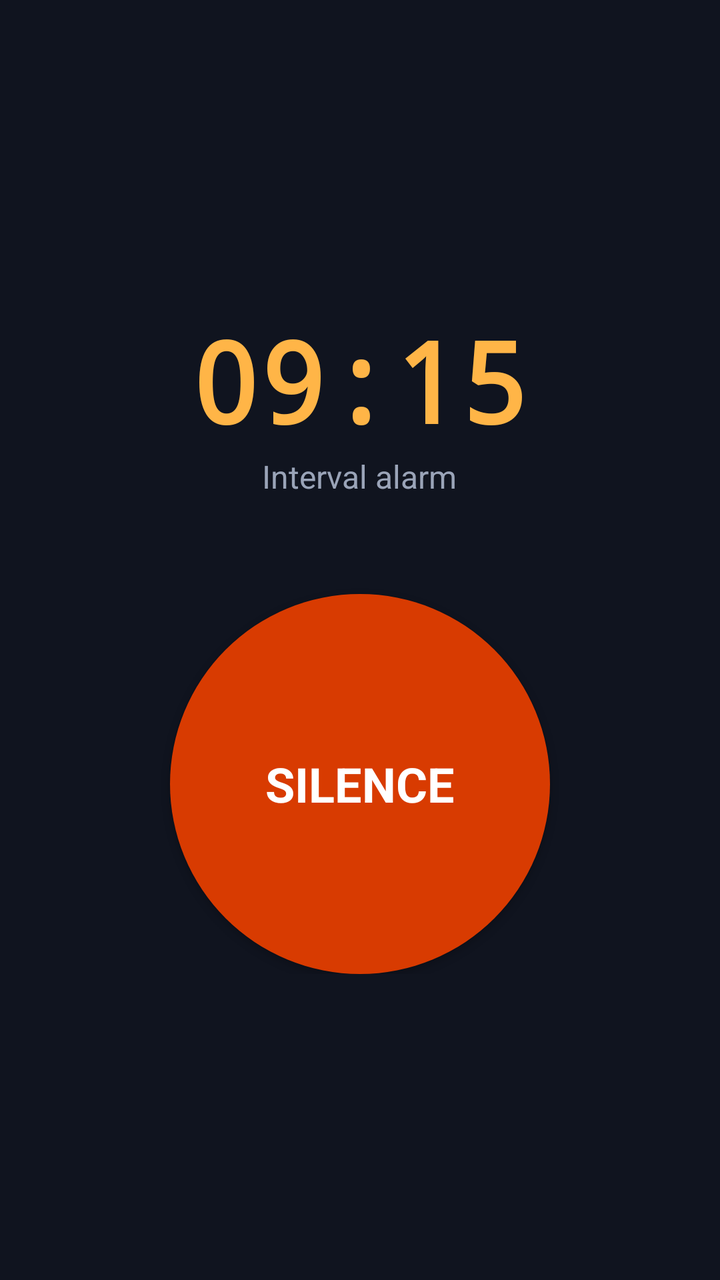
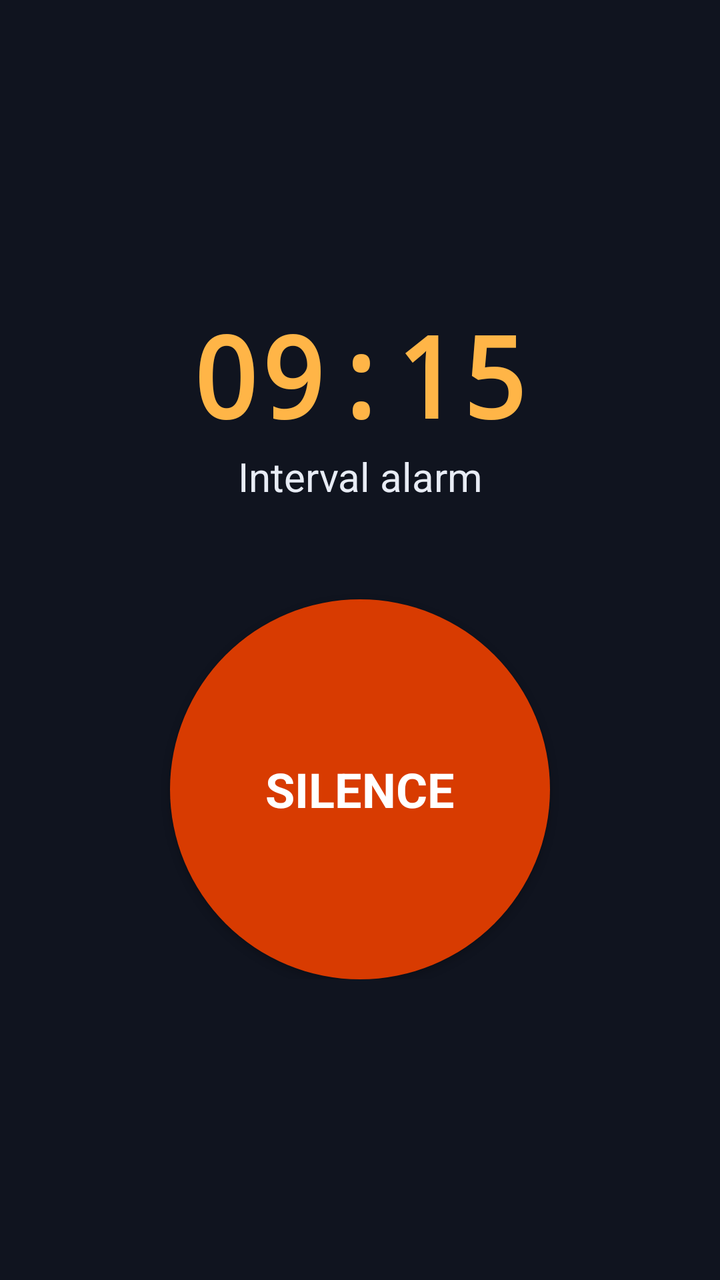

Screens rendered from an Android XML layout before and after an edit, with the pre-edit source and the edit as a unified diff.
<!-- AndroidManifest.xml: application theme Theme.IntervalAlarm -->
<!-- res/layout/activity_alarm.xml -->
<?xml version="1.0" encoding="utf-8"?>
<FrameLayout xmlns:android="http://schemas.android.com/apk/res/android"
    android:layout_width="match_parent"
    android:layout_height="match_parent"
    android:background="#10141F">

    <LinearLayout
        android:layout_width="match_parent"
        android:layout_height="wrap_content"
        android:layout_gravity="center"
        android:orientation="vertical"
        android:gravity="center">

        <TextView
            android:id="@+id/alarmTime"
            android:layout_width="wrap_content"
            android:layout_height="wrap_content"
            android:textSize="56sp"
            android:textStyle="bold"
            android:fontFamily="monospace"
            android:textColor="#FFB547"
            android:text="09:15" />

        <TextView
            android:layout_width="wrap_content"
            android:layout_height="wrap_content"
            android:text="Interval alarm"
            android:textSize="16sp"
            android:textColor="#9AA4B8"
            android:paddingBottom="48dp" />

        <Button
            android:id="@+id/silenceBtn"
            android:layout_width="190dp"
            android:layout_height="190dp"
            android:background="@drawable/btn_round"
            android:text="SILENCE"
            android:textColor="#FFFFFF"
            android:textSize="24sp"
            android:textStyle="bold" />
    </LinearLayout>
</FrameLayout>
<!-- resources referenced by this layout -->
<resources>
  <!-- drawable btn_round (drawable) -->
  <?xml version="1.0" encoding="utf-8"?>
  <selector xmlns:android="http://schemas.android.com/apk/res/android">
      <item android:state_pressed="true">
          <shape android:shape="oval"><solid android:color="#A82E01"/></shape>
      </item>
      <item>
          <shape android:shape="oval"><solid android:color="@color/ms_red"/></shape>
      </item>
  </selector>
  <style name="Theme.IntervalAlarm" parent="Theme.AppCompat.Light.NoActionBar">
          <item name="colorPrimary">@color/ms_blue</item>
          <item name="colorPrimaryDark">@color/ms_blue_dark</item>
          <item name="colorAccent">@color/ms_blue</item>
          <item name="android:windowBackground">@color/ms_bg</item>
          <item name="android:statusBarColor">@color/ms_bg</item>
          <item name="android:windowLightStatusBar">true</item>
          <item name="android:textColorPrimary">@color/ms_text</item>
          <item name="android:fontFamily">sans-serif</item>
      </style>
  <color name="ms_red">#D83B01</color>
  <color name="ms_blue">#0078D4</color>
  <color name="ms_blue_dark">#106EBE</color>
  <color name="ms_bg">#F3F3F3</color>
  <color name="ms_text">#201F1E</color>
</resources>

<!-- the commit's change to res/layout/activity_alarm.xml (unified diff, before → after) -->
@@ -22,11 +22,15 @@
             android:text="09:15" />
 
         <TextView
+            android:id="@+id/alarmLabel"
             android:layout_width="wrap_content"
             android:layout_height="wrap_content"
             android:text="Interval alarm"
-            android:textSize="16sp"
-            android:textColor="#9AA4B8"
+            android:textSize="20sp"
+            android:textColor="#E8ECF5"
+            android:paddingStart="24dp"
+            android:paddingEnd="24dp"
+            android:gravity="center"
             android:paddingBottom="48dp" />
 
         <Button
